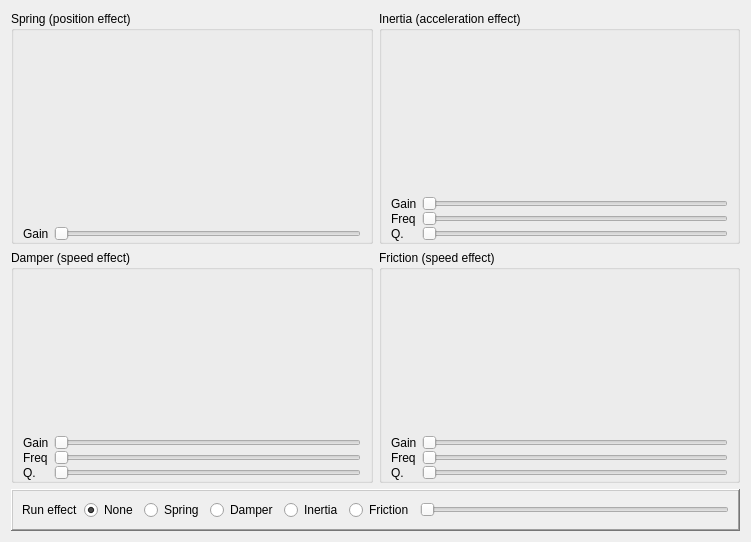
The window that res/effects_tuning.ui (Ultrawipf/OpenFFBoard-configurator) describes before a commit, drawn with Qt 5.
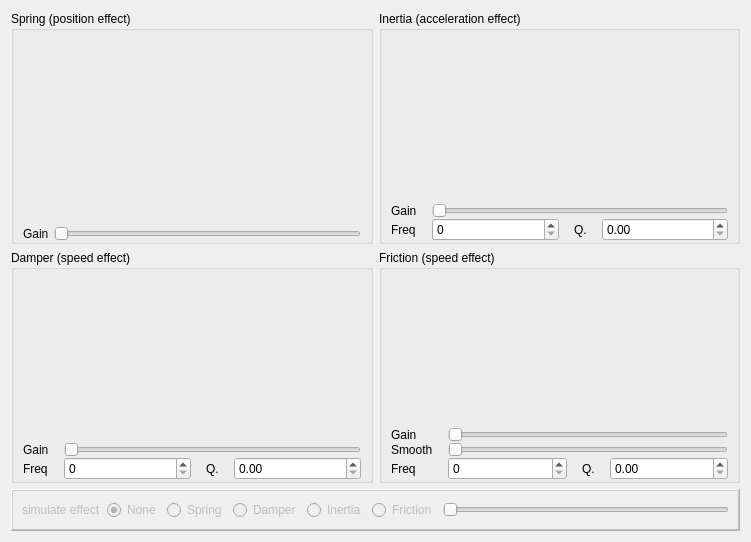
The same window after the commit. Custom widgets are drawn as their Qt base class.

Commit message: Add effect tuning.

```diff
--- a/res/effects_tuning.ui
+++ b/res/effects_tuning.ui
@@ -24,28 +24,25 @@
        <number>0</number>
       </property>
       <property name="horizontalSpacing">
-       <number>5</number>
+       <number>15</number>
       </property>
       <property name="verticalSpacing">
        <number>0</number>
       </property>
-      <item row="3" column="1" colspan="2">
-       <widget class="QSlider" name="horizontalSlider_damper_q">
+      <item row="2" column="0">
+       <widget class="QLabel" name="label_5">
         <property name="sizePolicy">
-         <sizepolicy hsizetype="Minimum" vsizetype="Fixed">
+         <sizepolicy hsizetype="Fixed" vsizetype="Preferred">
           <horstretch>0</horstretch>
           <verstretch>0</verstretch>
          </sizepolicy>
         </property>
-        <property name="orientation">
-         <enum>Qt::Horizontal</enum>
+        <property name="text">
+         <string>Freq</string>
         </property>
        </widget>
       </item>
-      <item row="0" column="0" colspan="3">
-       <widget class="QChartView" name="graph_damper" native="true"/>
-      </item>
-      <item row="3" column="0">
+      <item row="2" column="2">
        <widget class="QLabel" name="label_7">
         <property name="sizePolicy">
          <sizepolicy hsizetype="Fixed" vsizetype="Preferred">
@@ -71,45 +68,34 @@
         </property>
        </widget>
       </item>
-      <item row="1" column="1" colspan="2">
+      <item row="0" column="0" colspan="4">
+       <widget class="QChartView" name="graph_damper" native="true"/>
+      </item>
+      <item row="2" column="1">
+       <widget class="QSpinBox" name="spinBox"/>
+      </item>
+      <item row="2" column="3">
+       <widget class="QDoubleSpinBox" name="doubleSpinBox"/>
+      </item>
+      <item row="1" column="1" colspan="3">
        <widget class="QSlider" name="horizontalSlider_damper_gain">
-        <property name="sizePolicy">
-         <sizepolicy hsizetype="Minimum" vsizetype="Fixed">
-          <horstretch>0</horstretch>
-          <verstretch>0</verstretch>
-         </sizepolicy>
+        <property name="enabled">
+         <bool>true</bool>
         </property>
-        <property name="orientation">
-         <enum>Qt::Horizontal</enum>
-        </property>
-       </widget>
-      </item>
-      <item row="2" column="1" colspan="2">
-       <widget class="QSlider" name="horizontalSlider_damper_freq">
         <property name="sizePolicy">
          <sizepolicy hsizetype="Minimum" vsizetype="Fixed">
           <horstretch>0</horstretch>
           <verstretch>0</verstretch>
          </sizepolicy>
         </property>
+        <property name="maximum">
+         <number>255</number>
+        </property>
         <property name="orientation">
          <enum>Qt::Horizontal</enum>
         </property>
        </widget>
       </item>
-      <item row="2" column="0">
-       <widget class="QLabel" name="label_5">
-        <property name="sizePolicy">
-         <sizepolicy hsizetype="Fixed" vsizetype="Preferred">
-          <horstretch>0</horstretch>
-          <verstretch>0</verstretch>
-         </sizepolicy>
-        </property>
-        <property name="text">
-         <string>Freq</string>
-        </property>
-       </widget>
-      </item>
      </layout>
     </widget>
    </item>
@@ -123,7 +109,7 @@
        <number>0</number>
       </property>
       <property name="horizontalSpacing">
-       <number>5</number>
+       <number>15</number>
       </property>
       <property name="verticalSpacing">
        <number>0</number>
@@ -141,18 +127,8 @@
         </property>
        </widget>
       </item>
-      <item row="1" column="1">
-       <widget class="QSlider" name="horizontalSlider_inertia_gain">
-        <property name="sizePolicy">
-         <sizepolicy hsizetype="Minimum" vsizetype="Fixed">
-          <horstretch>0</horstretch>
-          <verstretch>0</verstretch>
-         </sizepolicy>
-        </property>
-        <property name="orientation">
-         <enum>Qt::Horizontal</enum>
-        </property>
-       </widget>
+      <item row="2" column="1">
+       <widget class="QSpinBox" name="spinBox_inertia_freq"/>
       </item>
       <item row="2" column="0">
        <widget class="QLabel" name="label_3">
@@ -167,20 +143,7 @@
         </property>
        </widget>
       </item>
-      <item row="2" column="1">
-       <widget class="QSlider" name="horizontalSlider_inertia_freq">
-        <property name="sizePolicy">
-         <sizepolicy hsizetype="Minimum" vsizetype="Fixed">
-          <horstretch>0</horstretch>
-          <verstretch>0</verstretch>
-         </sizepolicy>
-        </property>
-        <property name="orientation">
-         <enum>Qt::Horizontal</enum>
-        </property>
-       </widget>
-      </item>
-      <item row="3" column="0">
+      <item row="2" column="2">
        <widget class="QLabel" name="label_4">
         <property name="sizePolicy">
          <sizepolicy hsizetype="Fixed" vsizetype="Preferred">
@@ -193,20 +156,36 @@
         </property>
        </widget>
       </item>
-      <item row="3" column="1">
-       <widget class="QSlider" name="horizontalSlider_inertia_q">
+      <item row="2" column="3">
+       <widget class="QDoubleSpinBox" name="doubleSpinBox_inertia_q">
         <property name="sizePolicy">
          <sizepolicy hsizetype="Minimum" vsizetype="Fixed">
           <horstretch>0</horstretch>
           <verstretch>0</verstretch>
          </sizepolicy>
+        </property>
+       </widget>
+      </item>
+      <item row="1" column="1" colspan="3">
+       <widget class="QSlider" name="horizontalSlider_inertia_gain">
+        <property name="enabled">
+         <bool>true</bool>
+        </property>
+        <property name="sizePolicy">
+         <sizepolicy hsizetype="Minimum" vsizetype="Fixed">
+          <horstretch>0</horstretch>
+          <verstretch>0</verstretch>
+         </sizepolicy>
+        </property>
+        <property name="maximum">
+         <number>255</number>
         </property>
         <property name="orientation">
          <enum>Qt::Horizontal</enum>
         </property>
        </widget>
       </item>
-      <item row="0" column="0" colspan="2">
+      <item row="0" column="0" colspan="4">
        <widget class="QChartView" name="graph_inertia" native="true"/>
       </item>
      </layout>
@@ -222,42 +201,32 @@
        <number>0</number>
       </property>
       <property name="horizontalSpacing">
-       <number>5</number>
+       <number>15</number>
       </property>
       <property name="verticalSpacing">
        <number>0</number>
       </property>
-      <item row="0" column="0" colspan="2">
-       <widget class="QChartView" name="graph_friction" native="true"/>
-      </item>
-      <item row="1" column="0">
-       <widget class="QLabel" name="label_8">
-        <property name="sizePolicy">
-         <sizepolicy hsizetype="Fixed" vsizetype="Preferred">
-          <horstretch>0</horstretch>
-          <verstretch>0</verstretch>
-         </sizepolicy>
-        </property>
-        <property name="text">
-         <string>Gain</string>
-        </property>
-       </widget>
-      </item>
-      <item row="1" column="1">
+      <item row="1" column="1" colspan="3">
        <widget class="QSlider" name="horizontalSlider_friction_gain">
+        <property name="enabled">
+         <bool>true</bool>
+        </property>
         <property name="sizePolicy">
          <sizepolicy hsizetype="Minimum" vsizetype="Fixed">
           <horstretch>0</horstretch>
           <verstretch>0</verstretch>
          </sizepolicy>
         </property>
+        <property name="maximum">
+         <number>255</number>
+        </property>
         <property name="orientation">
          <enum>Qt::Horizontal</enum>
         </property>
        </widget>
       </item>
-      <item row="2" column="0">
-       <widget class="QLabel" name="label_10">
+      <item row="1" column="0">
+       <widget class="QLabel" name="label_8">
         <property name="sizePolicy">
          <sizepolicy hsizetype="Fixed" vsizetype="Preferred">
           <horstretch>0</horstretch>
@@ -265,24 +234,14 @@
          </sizepolicy>
         </property>
         <property name="text">
-         <string>Freq</string>
+         <string>Gain</string>
         </property>
        </widget>
       </item>
-      <item row="2" column="1">
-       <widget class="QSlider" name="horizontalSlider_friction_freq">
-        <property name="sizePolicy">
-         <sizepolicy hsizetype="Minimum" vsizetype="Fixed">
-          <horstretch>0</horstretch>
-          <verstretch>0</verstretch>
-         </sizepolicy>
-        </property>
-        <property name="orientation">
-         <enum>Qt::Horizontal</enum>
-        </property>
-       </widget>
+      <item row="3" column="1">
+       <widget class="QSpinBox" name="spinBox_friction_freq"/>
       </item>
-      <item row="3" column="0">
+      <item row="3" column="2">
        <widget class="QLabel" name="label_9">
         <property name="sizePolicy">
          <sizepolicy hsizetype="Fixed" vsizetype="Preferred">
@@ -295,19 +254,42 @@
         </property>
        </widget>
       </item>
-      <item row="3" column="1">
-       <widget class="QSlider" name="horizontalSlider_friction_q">
+      <item row="3" column="3">
+       <widget class="QDoubleSpinBox" name="doubleSpinBox_friction_q"/>
+      </item>
+      <item row="3" column="0">
+       <widget class="QLabel" name="label_10">
         <property name="sizePolicy">
-         <sizepolicy hsizetype="Minimum" vsizetype="Fixed">
+         <sizepolicy hsizetype="Fixed" vsizetype="Preferred">
           <horstretch>0</horstretch>
           <verstretch>0</verstretch>
          </sizepolicy>
         </property>
+        <property name="text">
+         <string>Freq</string>
+        </property>
+       </widget>
+      </item>
+      <item row="2" column="0">
+       <widget class="QLabel" name="label_12">
+        <property name="text">
+         <string>Smooth</string>
+        </property>
+       </widget>
+      </item>
+      <item row="2" column="1" colspan="3">
+       <widget class="QSlider" name="horizontalSlider_friction_smooth">
+        <property name="maximum">
+         <number>100</number>
+        </property>
         <property name="orientation">
          <enum>Qt::Horizontal</enum>
         </property>
        </widget>
       </item>
+      <item row="0" column="0" colspan="4">
+       <widget class="QChartView" name="graph_friction" native="true"/>
+      </item>
      </layout>
     </widget>
    </item>
@@ -341,15 +323,24 @@
       </item>
       <item row="1" column="1">
        <widget class="QSlider" name="horizontalSlider_spring_gain">
+        <property name="enabled">
+         <bool>true</bool>
+        </property>
         <property name="sizePolicy">
          <sizepolicy hsizetype="Minimum" vsizetype="Fixed">
           <horstretch>0</horstretch>
           <verstretch>0</verstretch>
          </sizepolicy>
         </property>
+        <property name="maximum">
+         <number>255</number>
+        </property>
         <property name="orientation">
          <enum>Qt::Horizontal</enum>
         </property>
+        <property name="tickPosition">
+         <enum>QSlider::NoTicks</enum>
+        </property>
        </widget>
       </item>
       <item row="0" column="0" colspan="2">
@@ -360,6 +351,9 @@
    </item>
    <item row="2" column="0" colspan="2">
     <widget class="QFrame" name="frame">
+     <property name="enabled">
+      <bool>false</bool>
+     </property>
      <property name="sizePolicy">
       <sizepolicy hsizetype="Preferred" vsizetype="Fixed">
        <horstretch>0</horstretch>
@@ -383,7 +377,7 @@
       <item row="0" column="0">
        <widget class="QLabel" name="label_11">
         <property name="text">
-         <string>Run effect</string>
+         <string>simulate effect</string>
         </property>
        </widget>
       </item>
```
The commit also changes 3 other files.
